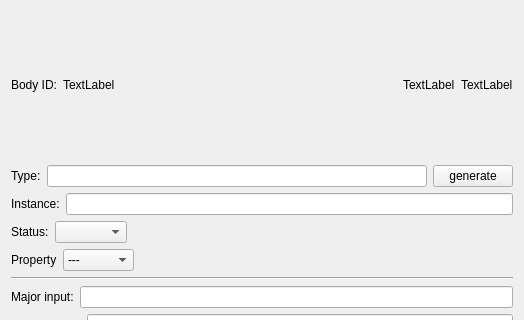
This is neurolabi/gui/flyem/dialogs/flyembodyannotationdialog.ui in janelia-flyem/NeuTu as Qt 5 draws it before an edit; both pictures show x 0 to 524 and y 0 to 320 of the 524 by 619 pixel window. The edited form follows.
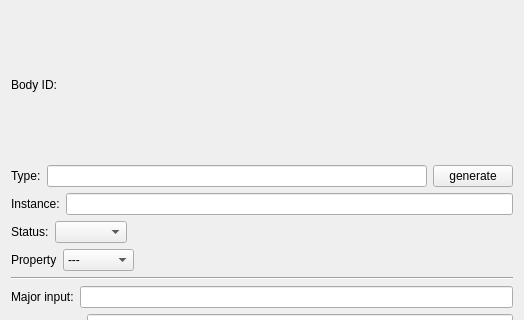
This is the edited form.

Commit message: Fixes naming user update for body annotatioon

The edit to the form file:
```diff
--- a/neurolabi/gui/flyem/dialogs/flyembodyannotationdialog.ui
+++ b/neurolabi/gui/flyem/dialogs/flyembodyannotationdialog.ui
@@ -26,7 +26,7 @@
      <item>
       <widget class="QLabel" name="bodyIdLabel">
        <property name="text">
-        <string>TextLabel</string>
+        <string/>
        </property>
       </widget>
      </item>
@@ -46,14 +46,14 @@
      <item>
       <widget class="QLabel" name="namingUserLabel">
        <property name="text">
-        <string>TextLabel</string>
+        <string/>
        </property>
       </widget>
      </item>
      <item>
       <widget class="QLabel" name="userLabel">
        <property name="text">
-        <string>TextLabel</string>
+        <string/>
        </property>
       </widget>
      </item>
```
The commit also changes 1 other file.
